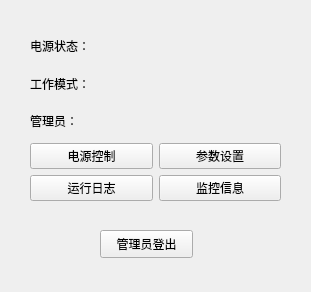
L-Jay1999/DistributedTemperatureControlSystem, file Master/managercontrolpanel.ui: the form before one commit.
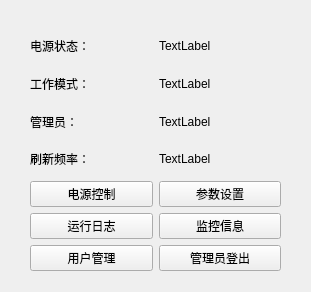
The form after the commit.

Commit message: 增加用户管理界面

```diff
--- a/Master/managercontrolpanel.ui
+++ b/Master/managercontrolpanel.ui
@@ -19,45 +19,59 @@
      <x>30</x>
      <y>30</y>
      <width>251</width>
-     <height>171</height>
+     <height>241</height>
     </rect>
    </property>
    <layout class="QGridLayout" name="gridLayout">
-    <item row="4" column="1">
+    <item row="6" column="0">
+     <widget class="QPushButton" name="pushButton_user">
+      <property name="text">
+       <string>用户管理</string>
+      </property>
+     </widget>
+    </item>
+    <item row="5" column="0">
+     <widget class="QPushButton" name="pushButton_log">
+      <property name="text">
+       <string>运行日志</string>
+      </property>
+     </widget>
+    </item>
+    <item row="5" column="1">
      <widget class="QPushButton" name="pushButton_monitor">
       <property name="text">
        <string>监控信息</string>
       </property>
      </widget>
     </item>
-    <item row="3" column="1">
+    <item row="2" column="0">
+     <widget class="QLabel" name="label_3">
+      <property name="text">
+       <string>管理员：</string>
+      </property>
+     </widget>
+    </item>
+    <item row="4" column="1">
      <widget class="QPushButton" name="pushButton_parameter">
       <property name="text">
        <string>参数设置</string>
       </property>
      </widget>
     </item>
+    <item row="1" column="0">
+     <widget class="QLabel" name="label_2">
+      <property name="text">
+       <string>工作模式：</string>
+      </property>
+     </widget>
+    </item>
     <item row="4" column="0">
-     <widget class="QPushButton" name="pushButton_log">
-      <property name="text">
-       <string>运行日志</string>
-      </property>
-     </widget>
-    </item>
-    <item row="3" column="0">
      <widget class="QPushButton" name="pushButton_power">
       <property name="text">
        <string>电源控制</string>
       </property>
      </widget>
     </item>
-    <item row="2" column="0">
-     <widget class="QLabel" name="label_3">
-      <property name="text">
-       <string>管理员：</string>
-      </property>
-     </widget>
-    </item>
     <item row="0" column="0">
      <widget class="QLabel" name="label">
       <property name="text">
@@ -65,28 +79,50 @@
       </property>
      </widget>
     </item>
-    <item row="1" column="0">
-     <widget class="QLabel" name="label_2">
+    <item row="6" column="1">
+     <widget class="QPushButton" name="pushButton_logout">
       <property name="text">
-       <string>工作模式：</string>
+       <string>管理员登出</string>
+      </property>
+     </widget>
+    </item>
+    <item row="2" column="1">
+     <widget class="QLabel" name="label_manager">
+      <property name="text">
+       <string>TextLabel</string>
+      </property>
+     </widget>
+    </item>
+    <item row="0" column="1">
+     <widget class="QLabel" name="label_power">
+      <property name="text">
+       <string>TextLabel</string>
+      </property>
+     </widget>
+    </item>
+    <item row="1" column="1">
+     <widget class="QLabel" name="label_mode">
+      <property name="text">
+       <string>TextLabel</string>
+      </property>
+     </widget>
+    </item>
+    <item row="3" column="0">
+     <widget class="QLabel" name="label_4">
+      <property name="text">
+       <string>刷新频率：</string>
+      </property>
+     </widget>
+    </item>
+    <item row="3" column="1">
+     <widget class="QLabel" name="label_rate">
+      <property name="text">
+       <string>TextLabel</string>
       </property>
      </widget>
     </item>
    </layout>
   </widget>
-  <widget class="QPushButton" name="pushButton_logout">
-   <property name="geometry">
-    <rect>
-     <x>100</x>
-     <y>230</y>
-     <width>93</width>
-     <height>28</height>
-    </rect>
-   </property>
-   <property name="text">
-    <string>管理员登出</string>
-   </property>
-  </widget>
  </widget>
  <resources/>
  <connections/>
```
The commit also changes 13 other files.
